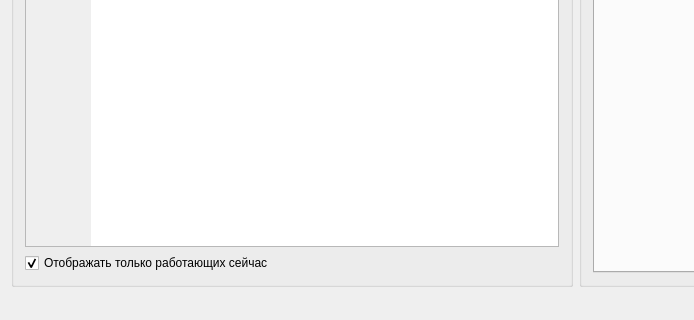
Before: the Qt Designer form gui/main_window.ui in aamihailov/rtsup, drawn with Qt 5; both pictures show x 0 to 694 and y 489 to 809 of the 1151 by 809 pixel window.
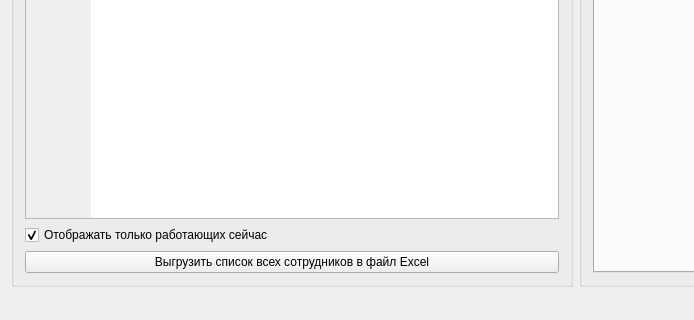
After: the same form once the commit is applied. The open tabs and pages were chosen to show the change.

Commit message: excel generating is ready

What changed in the file:
```diff
--- a/gui/main_window.ui
+++ b/gui/main_window.ui
@@ -128,6 +128,13 @@
            </item>
           </layout>
          </item>
+         <item row="1" column="0">
+          <widget class="QPushButton" name="exportToExcel">
+           <property name="text">
+            <string>Выгрузить список всех сотрудников в файл Excel</string>
+           </property>
+          </widget>
+         </item>
         </layout>
        </widget>
       </item>
```
Left out of the diff: 2 changed lines with no effect on the pictures. The commit also changes 4 other files.
